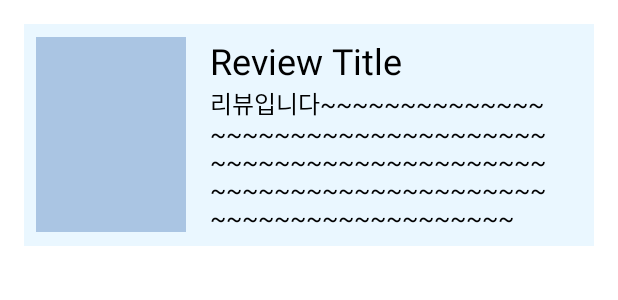
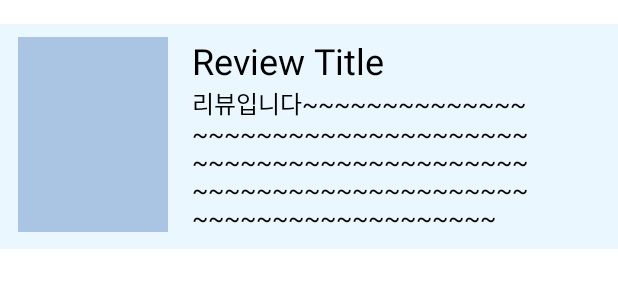
Before and after one commit to kimgyeom2/BookOwner, an Android app: the layout recycleritem_mybook.xml on its own in the app's theme, with its tools: preview values and no code run, on a phone screen of 412 x 824 dp. Shown: the top 300 px of the screen. Run offline under Robolectric (Android 15) with nearby library versions, the phone set to English and light mode, and no system bars.

Commit message:
myBook recycler item(Glide) Firebase start

```diff
--- a/app/build.gradle
+++ b/app/build.gradle
@@ -39,6 +39,7 @@ dependencies {
     implementation 'androidx.appcompat:appcompat:1.6.1'
     implementation 'com.google.android.material:material:1.8.0'
     implementation 'androidx.constraintlayout:constraintlayout:2.1.4'
+    implementation 'com.github.bumptech.glide:glide:4.15.1'
     testImplementation 'junit:junit:4.13.2'
     androidTestImplementation 'androidx.test.ext:junit:1.1.5'
     androidTestImplementation 'androidx.test.espresso:espresso-core:3.5.1'
--- a/app/src/main/java/com/gy25m/bookowner/adapters/MyBookAdapter.kt
+++ b/app/src/main/java/com/gy25m/bookowner/adapters/MyBookAdapter.kt
@@ -5,6 +5,7 @@ import android.view.LayoutInflater
 import android.view.ViewGroup
 import androidx.recyclerview.widget.RecyclerView.Adapter
 import androidx.recyclerview.widget.RecyclerView.ViewHolder
+import com.bumptech.glide.Glide
 import com.gy25m.bookowner.databinding.RecycleritemMybookBinding
 import com.gy25m.bookowner.model.MyBookItem
 
@@ -22,5 +23,6 @@ class MyBookAdapter(var context:Context,var list:MutableList<MyBookItem>) : Adap
     override fun onBindViewHolder(holder: VH, position: Int) {
         holder.binding.tvTitle.text=list[position].title
         holder.binding.tvReview.text=list[position].review
+        Glide.with(context).load(list[position].imgUrl).into(holder.binding.ivBookCover)
     }
 }
--- a/app/src/main/java/com/gy25m/bookowner/model/MyBookItem.kt
+++ b/app/src/main/java/com/gy25m/bookowner/model/MyBookItem.kt
@@ -1,4 +1,6 @@
 package com.gy25m.bookowner.model
 
+import android.net.Uri
 
-data class MyBookItem(var title:String,var review:String)
+
+data class MyBookItem(var imgUrl:Uri,var title:String,var review:String)
--- a/app/src/main/res/layout/dialog_add_book.xml
+++ b/app/src/main/res/layout/dialog_add_book.xml
@@ -8,6 +8,7 @@
         android:layout_width="100dp"
         android:layout_height="100dp"
         android:src="@drawable/baseline_add_24"
+        android:scaleType="fitXY"
         android:layout_marginTop="20dp"
         android:layout_centerHorizontal="true"
         android:background="@drawable/bg_vp"/>
--- a/app/src/main/res/layout/fragment_mybook.xml
+++ b/app/src/main/res/layout/fragment_mybook.xml
@@ -42,7 +42,7 @@
         android:id="@+id/tv_level"
         android:layout_width="wrap_content"
         android:layout_height="wrap_content"
-        android:text="10"
+        android:text="0"
         android:textColor="@color/black"
         android:fontFamily="@font/app_name"
         android:textStyle="bold"
@@ -94,7 +94,7 @@
         android:layout_marginEnd="16dp"
         android:layout_marginBottom="16dp"
         android:orientation="vertical"
-        android:background="#EAF7FF"
+        android:background="#FFFFFF"
         app:layoutManager="androidx.recyclerview.widget.LinearLayoutManager" />
 
     <com.google.android.material.floatingactionbutton.FloatingActionButton
--- a/app/src/main/res/layout/recycleritem_mybook.xml
+++ b/app/src/main/res/layout/recycleritem_mybook.xml
@@ -7,10 +7,8 @@
         android:id="@+id/bg"
         android:layout_width="match_parent"
         android:layout_height="150dp"
-        android:layout_marginStart="16dp"
         android:layout_marginTop="16dp"
-        android:layout_marginEnd="16dp"
-        android:layout_marginBottom="16dp"
+        android:layout_marginBottom="8dp"
         android:background="#EAF7FF" />
 
     <ImageView
@@ -18,7 +16,7 @@
         android:layout_width="100dp"
         android:layout_height="130dp"
         android:layout_centerVertical="true"
-        android:layout_marginLeft="24dp"
+        android:layout_marginLeft="12dp"
         android:src="#AAC5E3 "
         android:scaleType="fitXY"/>
 
```
Also changed, not shown: app/src/main/java/com/gy25m/bookowner/G.kt (added, +9 -0 lines), app/src/main/java/com/gy25m/bookowner/fragments/MyBookFragment.kt (+34 -11 lines).
